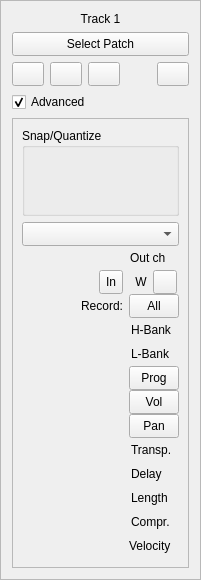
Qt form oom/widgets/mtrackinfobase.ui (ccherrett/oom) before a commit.
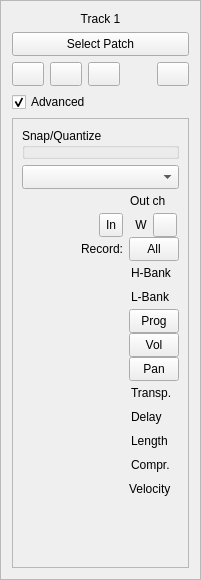
The same form after that commit. Custom widgets are drawn as their Qt base class.

Commit message: make quant/raster shortcuts work for miditrackinfo

The edit to the form file:
```diff
--- a/oom/widgets/mtrackinfobase.ui
+++ b/oom/widgets/mtrackinfobase.ui
@@ -1129,6 +1129,19 @@
           </item>
          </layout>
         </item>
+        <item>
+         <spacer name="verticalSpacer">
+          <property name="orientation">
+           <enum>Qt::Vertical</enum>
+          </property>
+          <property name="sizeHint" stdset="0">
+           <size>
+            <width>20</width>
+            <height>40</height>
+           </size>
+          </property>
+         </spacer>
+        </item>
        </layout>
       </widget>
      </item>
```
The commit also changes 2 other files.
